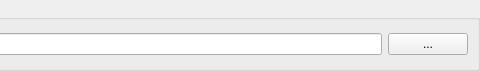
Qt form src/save_as_field.ui (b1aqW0lf/Lithium) before a commit; both pictures show x 454 to 934 and y 0 to 71 of the 934 by 71 pixel window.
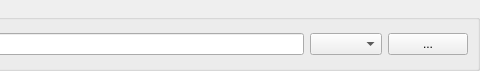
The same form after that commit.

Commit message: experiment/moved selecting container functionality to SaveAsField

```diff
--- a/src/save_as_field.ui
+++ b/src/save_as_field.ui
@@ -48,6 +48,9 @@
       <item>
        <widget class="QLineEdit" name="saveAsLineEdit"/>
       </item>
+      <item>
+       <widget class="QComboBox" name="saveAsContainerBox"/>
+      </item>
       <item>
        <widget class="QPushButton" name="saveAsBrowseButton">
         <property name="text">
```
The commit also changes 6 other files.
